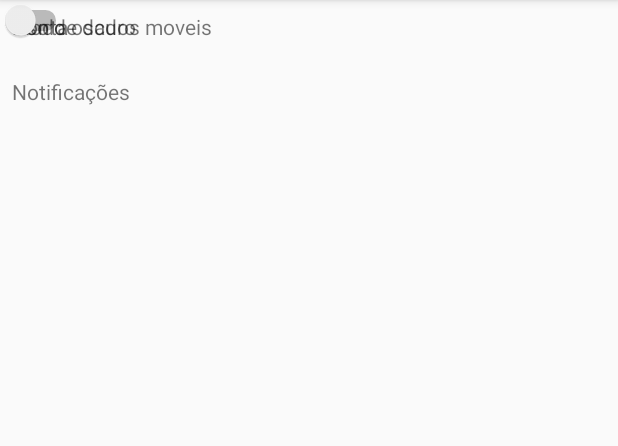
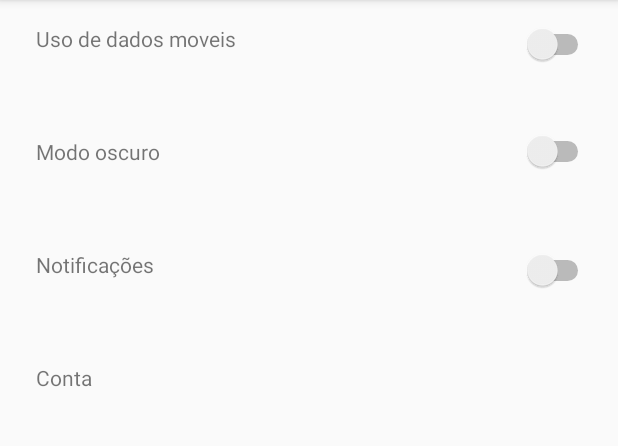
Before and after one commit to TomasFernandes/TeamN3v3rMindAndroid, an Android app: the Settings screen opened directly, with no data from a screen before it, on a phone screen of 412 x 824 dp, the part 84-530 px from its top. Run offline under Robolectric (Android 15) with nearby library versions, the phone set to English and light mode, and no system bars.

Commit message:
Settings 1.1

```diff
--- a/app/src/main/AndroidManifest.xml
+++ b/app/src/main/AndroidManifest.xml
@@ -2,7 +2,9 @@
 <manifest xmlns:android="http://schemas.android.com/apk/res/android"
     package="com.example.tomas1207portable.jsonread">
 
+    <uses-permission android:name="android.permission.ACCESS_NETWORK_STATE" />
     <uses-permission android:name="android.permission.INTERNET" />
+    <uses-permission android:name="android.permission.ACCESS_WIFI_STATE"/>
 
     <application
         android:allowBackup="true"
--- a/app/src/main/java/com/example/tomas1207portable/jsonread/Settings.java
+++ b/app/src/main/java/com/example/tomas1207portable/jsonread/Settings.java
@@ -1,7 +1,14 @@
 package com.example.tomas1207portable.jsonread;
 
+import android.content.Context;
+import android.net.ConnectivityManager;
+import android.net.NetworkInfo;
+import android.net.wifi.WifiManager;
 import android.support.v7.app.AppCompatActivity;
 import android.os.Bundle;
+import android.widget.Switch;
+
+import static android.Manifest.permission.INTERNET;
 
 public class Settings extends AppCompatActivity {
 
@@ -9,5 +16,17 @@ public class Settings extends AppCompatActivity {
     protected void onCreate(Bundle savedInstanceState) {
         super.onCreate(savedInstanceState);
         setContentView(R.layout.activity_settings);
+        Switch dadosMoveis =  findViewById(R.id.switch2);
+        ConnectivityManager connManager = (ConnectivityManager) getSystemService(Context.CONNECTIVITY_SERVICE);
+        NetworkInfo mWifi = connManager.getNetworkInfo(ConnectivityManager.TYPE_WIFI);
+
+        if (!mWifi.isConnected()&& !dadosMoveis.isChecked()) {
+
+
+        }else
+            {
+
+            }
     }
+
 }
--- a/app/src/main/res/layout/activity_settings.xml
+++ b/app/src/main/res/layout/activity_settings.xml
@@ -10,44 +10,81 @@
         android:id="@+id/textView2"
         android:layout_width="wrap_content"
         android:layout_height="wrap_content"
+        android:layout_marginLeft="16dp"
+        android:layout_marginStart="16dp"
+        android:layout_marginTop="8dp"
         android:padding="8dp"
         android:paddingBottom="32dp"
-
-        android:text="Uso de dados moveis" />
+        android:text="Uso de dados moveis"
+        app:layout_constraintStart_toStartOf="parent"
+        app:layout_constraintTop_toTopOf="parent" />
 
     <TextView
+        android:id="@+id/textView4"
         android:layout_width="wrap_content"
         android:layout_height="wrap_content"
+        android:layout_marginLeft="16dp"
+        android:layout_marginStart="16dp"
+        android:layout_marginTop="40dp"
         android:padding="8dp"
         android:text="Modo oscuro"
-        tools:layout_editor_absoluteX="0dp"
-        tools:layout_editor_absoluteY="154dp" />
+        app:layout_constraintStart_toStartOf="parent"
+        app:layout_constraintTop_toBottomOf="@+id/textView2" />
 
     <TextView
+        android:id="@+id/textView3"
         android:layout_width="wrap_content"
         android:layout_height="wrap_content"
+
+        android:layout_marginLeft="16dp"
+        android:layout_marginStart="16dp"
+        android:layout_marginTop="40dp"
         android:padding="8dp"
         android:text="Conta"
-
-        tools:layout_editor_absoluteX="0dp"
-        tools:layout_editor_absoluteY="101dp" />
+        app:layout_constraintStart_toStartOf="parent"
+        app:layout_constraintTop_toBottomOf="@+id/textView5" />
 
     <TextView
+        android:id="@+id/textView5"
         android:layout_width="wrap_content"
         android:layout_height="wrap_content"
-        android:layout_marginTop="8dp"
+        android:layout_marginLeft="16dp"
+        android:layout_marginStart="16dp"
+        android:layout_marginTop="40dp"
         android:padding="8dp"
-
         android:text="Notificações"
-        app:layout_constraintTop_toBottomOf="@+id/textView2"
-        tools:layout_editor_absoluteX="0dp" />
+        app:layout_constraintStart_toStartOf="parent"
+        app:layout_constraintTop_toBottomOf="@+id/textView4" />
 
     <Switch
         android:id="@+id/switch2"
         android:layout_width="wrap_content"
         android:layout_height="wrap_content"
-        tools:layout_editor_absoluteX="305dp"
-        tools:layout_editor_absoluteY="16dp" />
+        android:layout_marginEnd="16dp"
+        android:layout_marginRight="16dp"
+        android:layout_marginTop="16dp"
+        app:layout_constraintEnd_toEndOf="parent"
+        app:layout_constraintTop_toTopOf="parent" />
+
+    <Switch
+        android:id="@+id/switch1"
+        android:layout_width="wrap_content"
+        android:layout_height="wrap_content"
+        android:layout_marginEnd="16dp"
+        android:layout_marginRight="16dp"
+        android:layout_marginTop="44dp"
+        app:layout_constraintEnd_toEndOf="parent"
+        app:layout_constraintTop_toBottomOf="@+id/switch2" />
+
+    <Switch
+        android:id="@+id/switch3"
+        android:layout_width="wrap_content"
+        android:layout_height="wrap_content"
+        android:layout_marginEnd="16dp"
+        android:layout_marginRight="16dp"
+        android:layout_marginTop="52dp"
+        app:layout_constraintEnd_toEndOf="parent"
+        app:layout_constraintTop_toBottomOf="@+id/switch1" />
 
 
 </android.support.constraint.ConstraintLayout>
--- a/app/src/main/res/values/styles.xml
+++ b/app/src/main/res/values/styles.xml
@@ -1,7 +1,7 @@
 <resources>
 
     <!-- Base application theme. -->
-    <style name="AppTheme" parent="Base.Theme.AppCompat.Light.DarkActionBar">
+    <style name="AppTheme" parent="Theme.AppCompat.Light.DarkActionBar">
         <!-- Customize your theme here. -->
         <item name="colorPrimary">@color/colorPrimary</item>
         <item name="colorPrimaryDark">@color/colorPrimaryDark</item>
```
